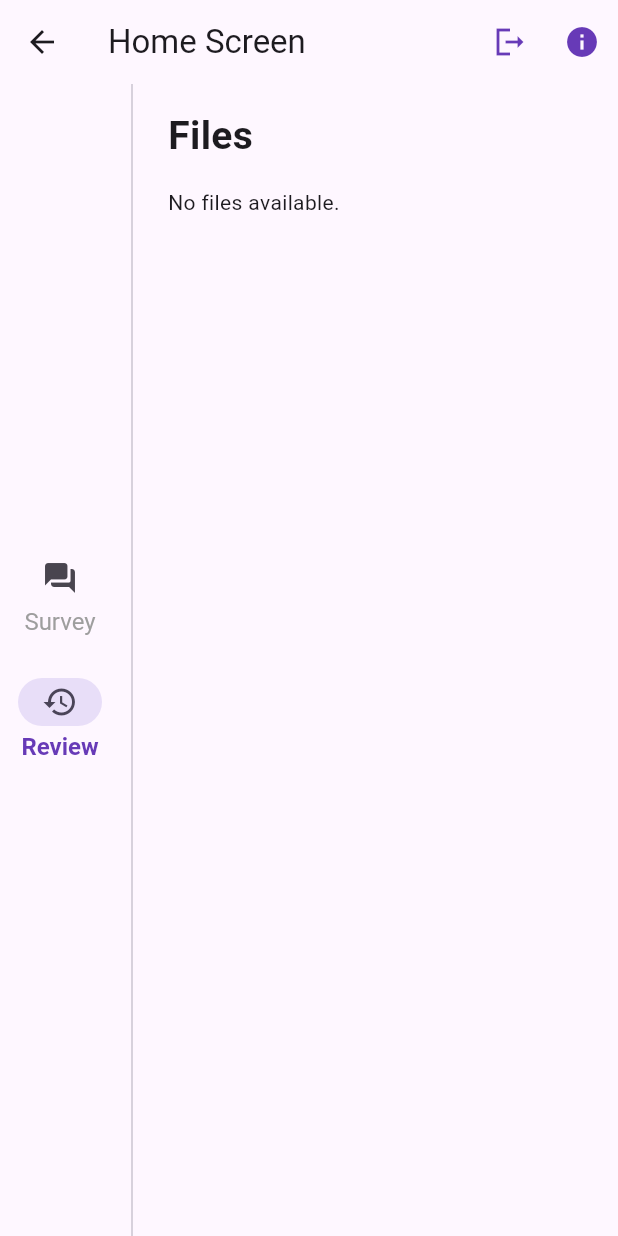
After one commit to anusii/msfatigue, a Flutter app: the HomeScreen screen opened directly, after a tap on "Review", on a phone screen of 412 x 824 dp. The commit adds this screen. Run offline on Flutter 3.47's test engine with Material 3 defaults, Android fonts, the phone set to English and light mode, and no system bars; our stand-ins replace flutter_markdown, universal_io; missing offline and left inert: rdflib, solidpod, window_manager; statements that could not run were skipped.

Commit message:
add file row

```diff
--- /dev/null
+++ b/lib/features/review/display.dart
@@ -0,0 +1,39 @@
+import 'package:flutter/material.dart';
+
+import 'package:msfatigue/constants/layout.dart';
+import 'package:msfatigue/widgets/file/file_row.dart';
+import 'package:msfatigue/widgets/title/title.dart';
+
+class ViewDisplay extends StatefulWidget {
+  final String title;
+  final List<String> files;
+
+  const ViewDisplay({
+    required this.title,
+    required this.files,
+    super.key,
+  });
+
+  @override
+  State<ViewDisplay> createState() => _ViewDisplayState();
+}
+
+class _ViewDisplayState extends State<ViewDisplay> {
+  @override
+  Widget build(BuildContext context) {
+    return Padding(
+      padding: const EdgeInsets.all(16.0),
+      child: Column(
+        crossAxisAlignment: CrossAxisAlignment.start,
+        children: [
+          pageTitle(widget.title),
+          verticalMediumSpace(),
+          if (widget.files.isEmpty)
+            const Text('No files available.')
+          else
+            FileRow(files: widget.files)
+        ],
+      ),
+    );
+  }
+}
--- a/lib/features/review/panel.dart
+++ b/lib/features/review/panel.dart
@@ -1,8 +1,7 @@
 import 'package:flutter/material.dart';
 
-import 'package:msfatigue/constants/layout.dart';
+import 'package:msfatigue/features/review/display.dart';
 import 'package:msfatigue/utils/solid_survey_data.dart';
-import 'package:msfatigue/widgets/title/title.dart';
 
 class ReviewPanel extends StatefulWidget {
   const ReviewPanel({super.key});
@@ -43,35 +42,9 @@ class _ReviewPanelState extends State<ReviewPanel> {
         } else if (snapshot.hasData) {
           var files = snapshot.data!.files;
 
-          return Padding(
-            padding: const EdgeInsets.all(16.0),
-            child: Column(
-              crossAxisAlignment: CrossAxisAlignment.start,
-              children: [
-                pageTitle('Files'),
-                verticalMediumSpace(),
-                if (files.isEmpty)
-                  const Text('No files available.')
-                else
-                  ...files.map((file) {
-                    return Padding(
-                      padding: const EdgeInsets.symmetric(vertical: 8.0),
-                      child: Row(
-                        children: [
-                          const Icon(Icons.insert_drive_file),
-                          const SizedBox(width: 8),
-                          Text(
-                            file,
-                            style: const TextStyle(
-                              fontSize: 20,
-                            ),
-                          ),
-                        ],
-                      ),
-                    );
-                  }),
-              ],
-            ),
+          return ViewDisplay(
+            title: 'Files',
+            files: files,
           );
         } else {
           // Handle the case where no data is available.
--- /dev/null
+++ b/lib/widgets/file/file_row.dart
@@ -0,0 +1,42 @@
+import 'package:flutter/material.dart';
+
+class FileRow extends StatefulWidget {
+  final List<String> files;
+
+  const FileRow({
+    required this.files,
+    super.key,
+  });
+
+  @override
+  State<FileRow> createState() => _FileRowState();
+}
+
+class _FileRowState extends State<FileRow> {
+  @override
+  Widget build(BuildContext context) {
+    if (widget.files.isEmpty) {
+      return const Text('No files available.');
+    }
+
+    return Column(
+      children: widget.files.map((file) {
+        return Padding(
+          padding: const EdgeInsets.symmetric(vertical: 8.0),
+          child: Row(
+            children: [
+              const Icon(Icons.insert_drive_file),
+              const SizedBox(width: 8),
+              Text(
+                file,
+                style: const TextStyle(
+                  fontSize: 20,
+                ),
+              ),
+            ],
+          ),
+        );
+      }).toList(),
+    );
+  }
+}
```
